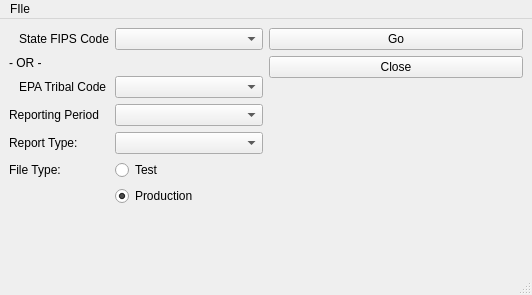
This is ui/ui_main_window2.ui in zstamper/AFCARS-AXE as Qt 5 draws it before an edit. The edited form follows.
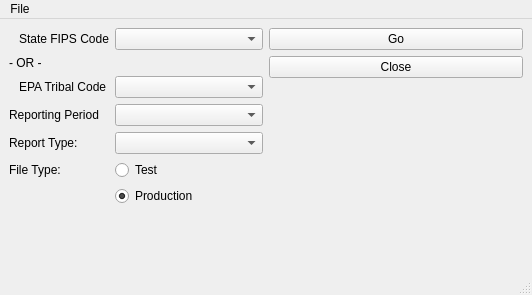
This is the edited form.

```diff
--- a/ui/ui_main_window2.ui
+++ b/ui/ui_main_window2.ui
@@ -197,12 +197,12 @@
      <x>0</x>
      <y>0</y>
      <width>532</width>
-     <height>20</height>
+     <height>24</height>
     </rect>
    </property>
    <widget class="QMenu" name="menu_file">
     <property name="title">
-     <string>FIle</string>
+     <string>File</string>
     </property>
     <addaction name="actionExport"/>
     <addaction name="actionImport"/>
```
Left out of the diff: 2 changed lines with no effect on the pictures.
